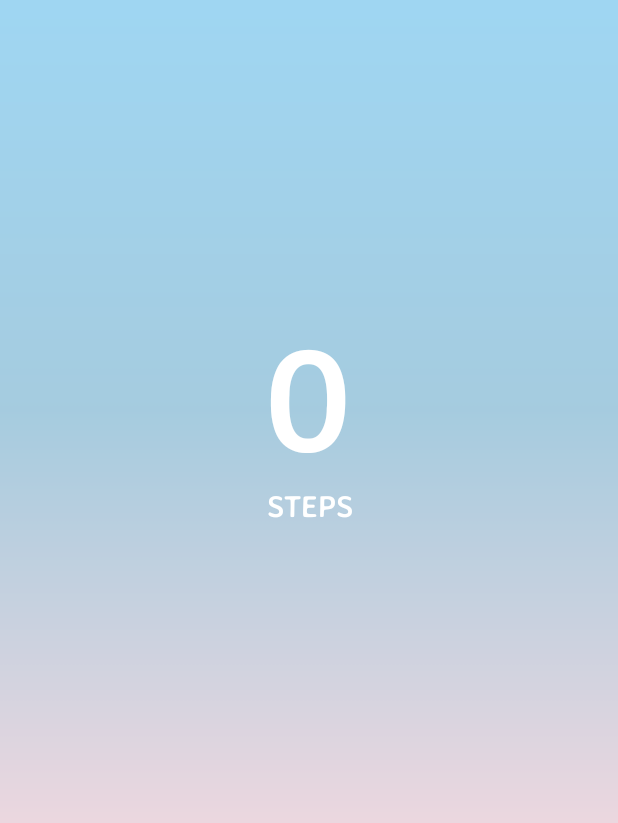
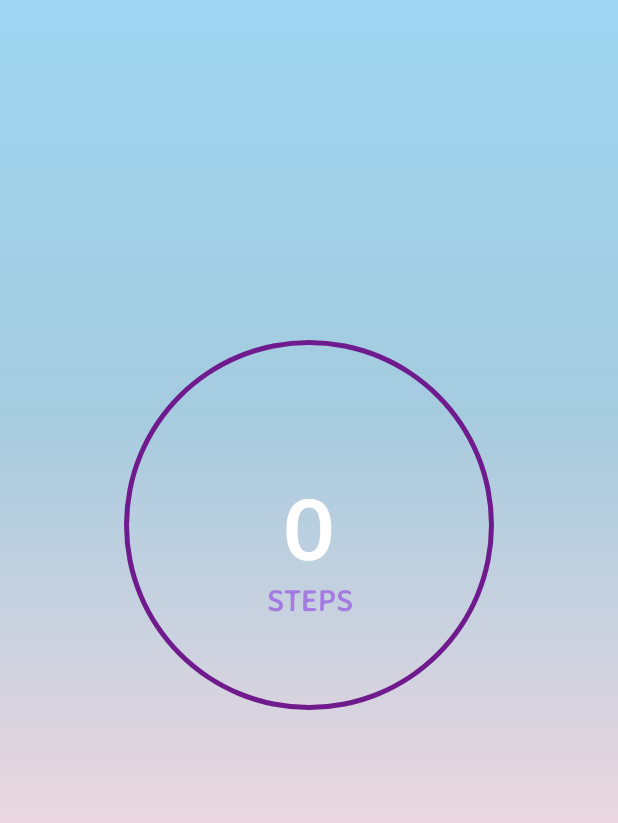
Before and after one commit to Faria-Binte-Kader/Thrive, an Android app: the Pedometer screen opened directly, with no data from a screen before it, on a phone screen of 412 x 824 dp. Shown: the top 823 px of the screen. Run offline under Robolectric (Android 15) with nearby library versions, the phone set to English and light mode, and no system bars; our stand-ins replace Firebase (no records; nobody signed in at launch, a user with empty details on screens opened directly).

Commit message:
logo updated

```diff
--- a/app/src/main/AndroidManifest.xml
+++ b/app/src/main/AndroidManifest.xml
@@ -6,9 +6,9 @@
 
     <application
         android:allowBackup="true"
-        android:icon="@mipmap/ic_launcher"
+        android:icon="@drawable/logo"
         android:label="@string/app_name"
-        android:roundIcon="@mipmap/ic_launcher_round"
+        android:roundIcon="@drawable/logo"
         android:supportsRtl="true"
         android:theme="@style/Theme.Thrive">
         <activity android:name=".Pedometer"></activity>
--- /dev/null
+++ b/app/src/main/res/drawable/buttonrounded5.xml
@@ -0,0 +1,6 @@
+<?xml version="1.0" encoding="utf-8"?>
+<shape xmlns:android="http://schemas.android.com/apk/res/android"
+    android:shape="rectangle">
+    <corners android:radius="20dp"/>
+    <solid android:color="@color/purple_700"/>
+</shape>
--- /dev/null
+++ b/app/src/main/res/drawable/circle_shape.xml
@@ -0,0 +1,10 @@
+<?xml version="1.0" encoding="utf-8"?>
+<shape xmlns:android="http://schemas.android.com/apk/res/android"
+    android:shape="ring"
+    android:thickness="3dp"
+    android:innerRadiusRatio="2.5"
+    android:useLevel="false">
+    <solid android:color="@color/purple_500"/>
+
+
+</shape>
--- /dev/null
+++ b/app/src/main/res/drawable/circular_progressbar.xml
@@ -0,0 +1,19 @@
+<?xml version="1.0" encoding="utf-8"?>
+<rotate xmlns:android="http://schemas.android.com/apk/res/android"
+    android:fromDegrees="270"
+    android:toDegrees="270">
+    <shape
+        android:innerRadiusRatio="2.5"
+        android:shape="ring"
+        android:thickness="8dp"
+        android:useLevel="true">
+    <gradient
+        android:angle="0"
+        android:useLevel="false"
+        android:type="sweep"
+        android:endColor="#009688"
+        android:startColor="#009688"
+
+        />
+    </shape>
+</rotate>
--- a/app/src/main/res/layout/activity_pedometer.xml
+++ b/app/src/main/res/layout/activity_pedometer.xml
@@ -8,35 +8,57 @@
     android:background="@drawable/light_bg"
     tools:context=".Pedometer">
 
-    <LinearLayout
-        android:layout_width="match_parent"
-        android:layout_height="wrap_content"
+    <RelativeLayout
+        android:layout_width="300dp"
+        android:layout_height="300dp"
         android:layout_gravity="center"
         android:orientation="vertical"
         android:layout_marginTop="200dp">
 
+        <ProgressBar
+            android:layout_width="match_parent"
+            android:layout_height="match_parent"
+            style="?android:attr/progressBarStyleHorizontal"
+            android:background="@drawable/circle_shape"
+            android:progressDrawable="@drawable/circular_progressbar"
+            android:indeterminate="false"
+            android:textAlignment="center"
+            android:id="@+id/pedometer_progress"
+            />
+
         <TextView
             android:id="@+id/textViewStepCounter"
-            android:layout_width="match_parent"
+            android:layout_width="wrap_content"
             android:layout_height="wrap_content"
             android:textStyle="bold"
             android:textAlignment="center"
             android:text="0"
+            android:layout_alignParentLeft="true"
+            android:layout_alignParentRight="true"
+            android:layout_centerVertical="true"
+            android:gravity="center"
             android:fontFamily="@font/averiasanslibre_bold"
             android:textColor="@color/white"
-            android:textSize="100dp"/>
+            android:textSize="60dp"
+            />
 
         <TextView
+            android:layout_below="@+id/textViewStepCounter"
+            android:id="@+id/textsteps"
             android:layout_width="match_parent"
             android:layout_height="wrap_content"
             android:layout_gravity="center"
             android:textStyle="bold"
             android:textAlignment="center"
             android:text="STEPS"
+            android:layout_alignParentLeft="true"
+            android:layout_alignParentRight="true"
+            android:layout_centerVertical="true"
+            android:gravity="center"
             android:fontFamily="@font/averiasanslibre_bold"
-            android:textColor="@color/white"
+            android:textColor="@color/purple_200"
             android:textSize="20dp"/>
 
-    </LinearLayout>
+    </RelativeLayout>
 
 </LinearLayout>
--- a/app/src/main/res/values/colors.xml
+++ b/app/src/main/res/values/colors.xml
@@ -3,7 +3,7 @@
     <color name="purple_200">#A47BE1</color>
     <color name="blueheader">#629AEE</color>
     <color name="purple_500">#6F1B8D</color>
-    <color name="purple_700">#FF3700B3</color>
+    <color name="purple_700">#451B58</color>
     <color name="purple_grey">#834D98</color>
     <color name="teal_200">#FF03DAC5</color>
     <color name="teal_700">#FF018786</color>
```
Also changed, not shown: app/src/main/res/layout/activity_focus__session.xml (+2 -5 lines), app/src/main/res/layout/activity_profile.xml (+11 -7 lines), app/src/main/res/drawable/default_profile_picture.png (added).
